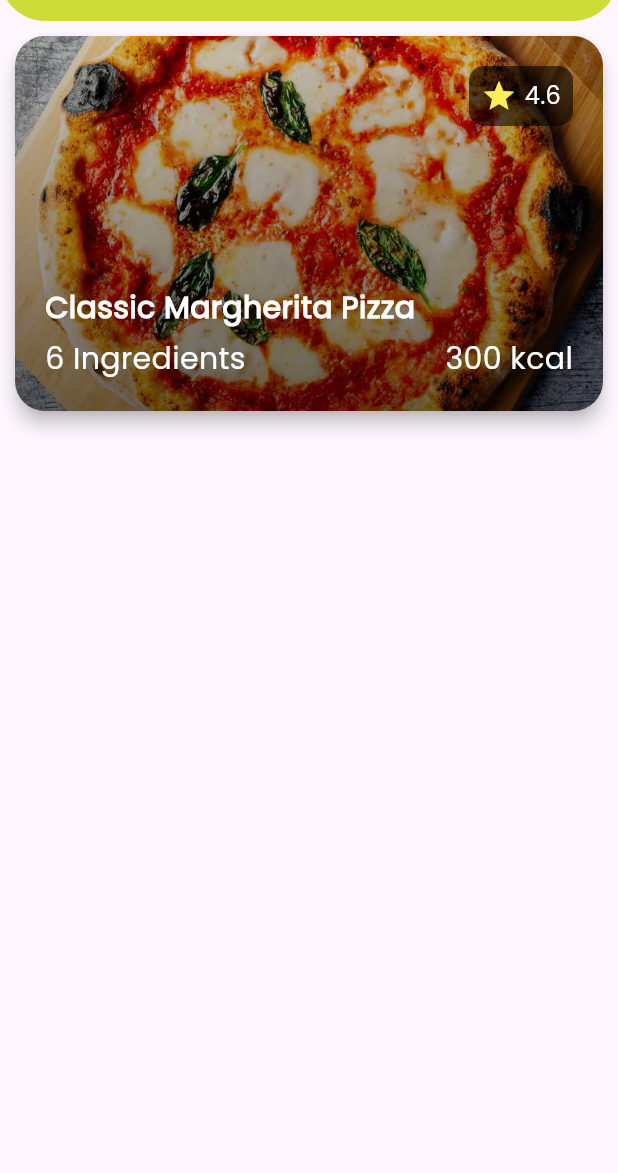
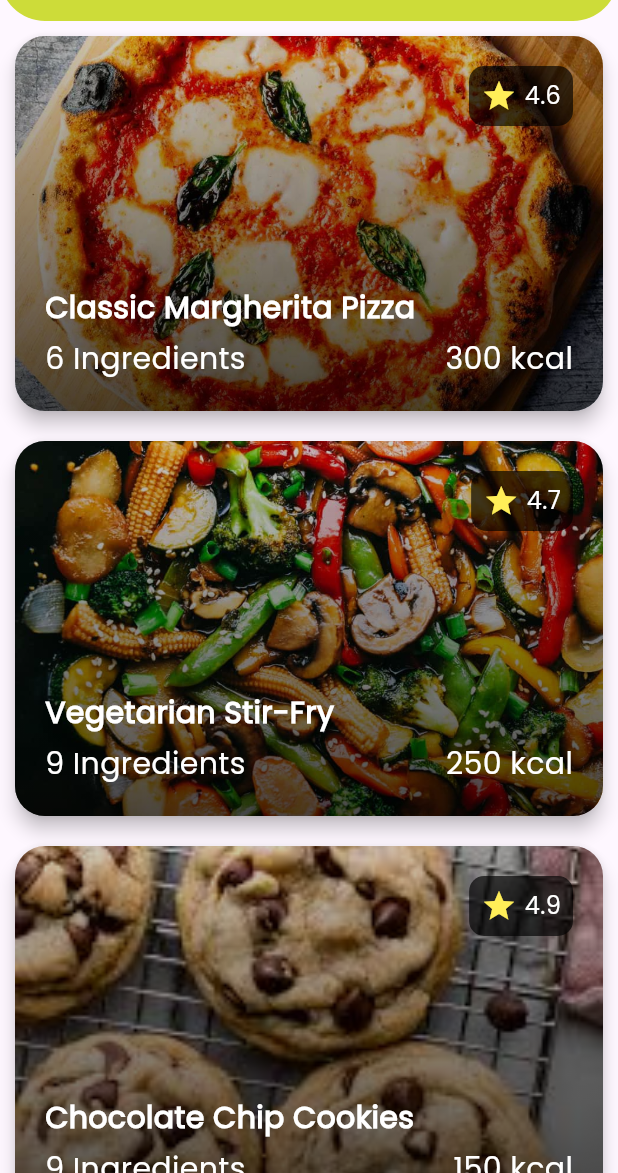
Before and after one commit to rababhamdyy/tasty_bites_app, a Flutter app: the screen it shows after launch, on a phone screen of 412 x 824 dp, the part 63-1236 px from its top. Run offline on Flutter 3.47's test engine with Material 3 defaults, Android fonts, the phone set to English and light mode, and no system bars.

```diff
--- /dev/null
+++ b/lib/models/recipe_model.dart
@@ -0,0 +1,39 @@
+class Recipe {
+  final String name;
+  final String imageUrl;
+  final double rating;
+  final int ingredientsCount;
+  final int calories;
+
+  Recipe({
+    required this.name,
+    required this.imageUrl,
+    required this.rating,
+    required this.ingredientsCount,
+    required this.calories,
+  });
+}
+
+final List<Recipe> getRecipes = [
+  Recipe(
+    name: "Classic Margherita Pizza",
+    imageUrl: "assets/images/pizza.webp",
+    rating: 4.6,
+    ingredientsCount: 6,
+    calories: 300,
+  ),
+  Recipe(
+    name: "Vegetarian Stir-Fry",
+    imageUrl: "assets/images/stir_fry.jpg",
+    rating: 4.7,
+    ingredientsCount: 9,
+    calories: 250,
+  ),
+  Recipe(
+    name: "Chocolate Chip Cookies",
+    imageUrl: "assets/images/cookies.jpg",
+    rating: 4.9,
+    ingredientsCount: 9,
+    calories: 150,
+  ),
+];
--- a/lib/views/home_view.dart
+++ b/lib/views/home_view.dart
@@ -1,5 +1,6 @@
 import 'package:flutter/material.dart';
-import 'package:tasty_bites_app/widgets/reciepe_widget.dart';
+import 'package:tasty_bites_app/widgets/recipe_widget.dart';
+import 'package:tasty_bites_app/models/recipe_model.dart';
 
 class HomeView extends StatelessWidget {
   const HomeView({super.key});
@@ -16,7 +17,12 @@ class HomeView extends StatelessWidget {
         ),
       ),
 
-      body: ReciepeWidget(),
+      body: ListView.builder(
+        itemCount: getRecipes.length,
+        itemBuilder: (context, index) {
+          return RecipeWidget(reciepe: getRecipes[index]);
+        },
+      ),
     );
   }
 }
--- a/lib/widgets/reciepe_widget.dart
+++ b/lib/widgets/recipe_widget.dart
@@ -1,7 +1,10 @@
 import 'package:flutter/material.dart';
+import 'package:tasty_bites_app/models/recipe_model.dart';
 
-class ReciepeWidget extends StatelessWidget {
-  const ReciepeWidget({super.key});
+class RecipeWidget extends StatelessWidget {
+  final Recipe reciepe;
+  const RecipeWidget({super.key, required this.reciepe});
+
 
   @override
   Widget build(BuildContext context) {
@@ -16,7 +19,7 @@ class ReciepeWidget extends StatelessWidget {
             ClipRRect(
               borderRadius: BorderRadius.circular(20),
               child: Image.asset(
-                'assets/images/pizza.webp',
+                reciepe.imageUrl,
                 fit: BoxFit.cover,
                 width: double.infinity,
                 height: 250,
@@ -30,7 +33,7 @@ class ReciepeWidget extends StatelessWidget {
                 gradient: LinearGradient(
                   colors: [
                     Colors.black.withAlpha(50),
-                    Colors.black.withAlpha(150),
+                    Colors.black.withAlpha(180),
                   ],
                   begin: Alignment.topCenter,
                   end: Alignment.bottomCenter,
@@ -43,7 +46,7 @@ class ReciepeWidget extends StatelessWidget {
               child: Container(
                 padding: EdgeInsets.all(8),
                 decoration: BoxDecoration(
-                  color: Colors.black.withAlpha(150),
+                  color: Colors.black.withAlpha(170),
                   borderRadius: BorderRadius.circular(10),
                 ),
                 child: Row(
@@ -51,7 +54,7 @@ class ReciepeWidget extends StatelessWidget {
                     Icon(Icons.star, color: Colors.yellow[400]),
                     SizedBox(width: 5),
                     Text(
-                      '4.6',
+                      reciepe.rating.toString(),
                       style: TextStyle(
                         color: Colors.white,
                         fontSize: 16,
@@ -69,7 +72,7 @@ class ReciepeWidget extends StatelessWidget {
                 crossAxisAlignment: CrossAxisAlignment.start,
                 children: [
                   Text(
-                    "Classic Margherita Pizza",
+                    reciepe.name,
                     style: TextStyle(
                       color: Colors.white,
                       fontSize: 20,
@@ -79,7 +82,7 @@ class ReciepeWidget extends StatelessWidget {
                   ),
                   SizedBox(height: 5),
                   Text(
-                    "6 Ingredients",
+                    "${reciepe.ingredientsCount} Ingredients",
                     style: TextStyle(
                       color: Colors.white,
                       fontSize: 20,
@@ -93,7 +96,7 @@ class ReciepeWidget extends StatelessWidget {
               right: 20,
               bottom: 20,
               child: Text(
-                "300 kcal",
+                "${reciepe.calories} kcal",
                 style: TextStyle(
                   color: Colors.white,
                   fontSize: 20,
```
Also changed, not shown: assets/images/cookies.jpg (added), assets/images/stir_fry.jpg (added).
